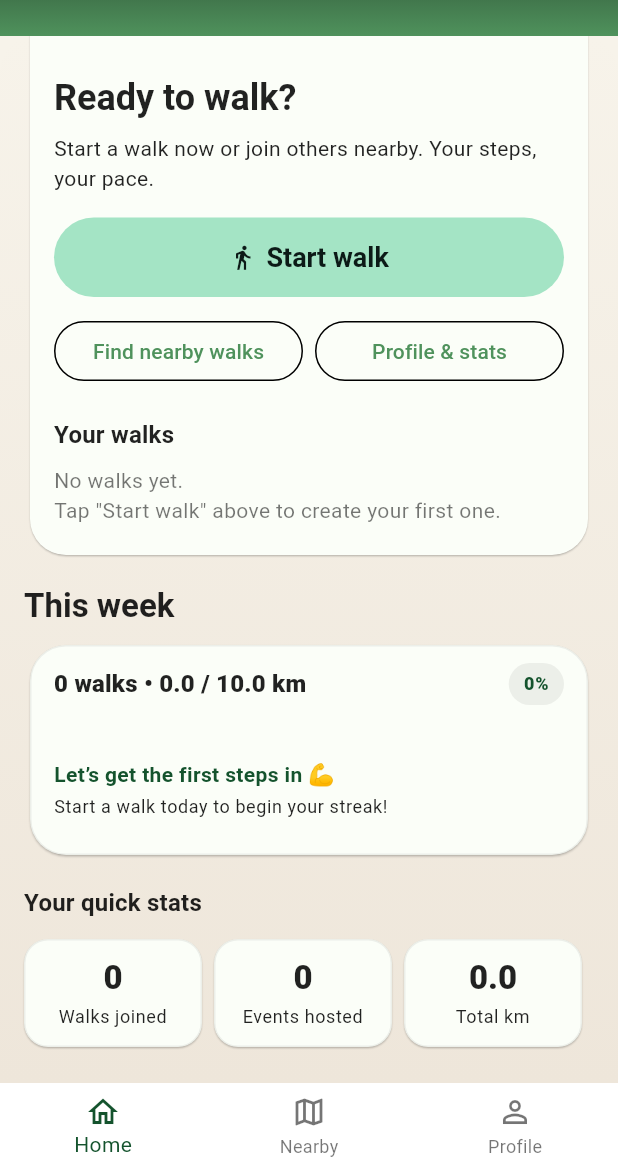
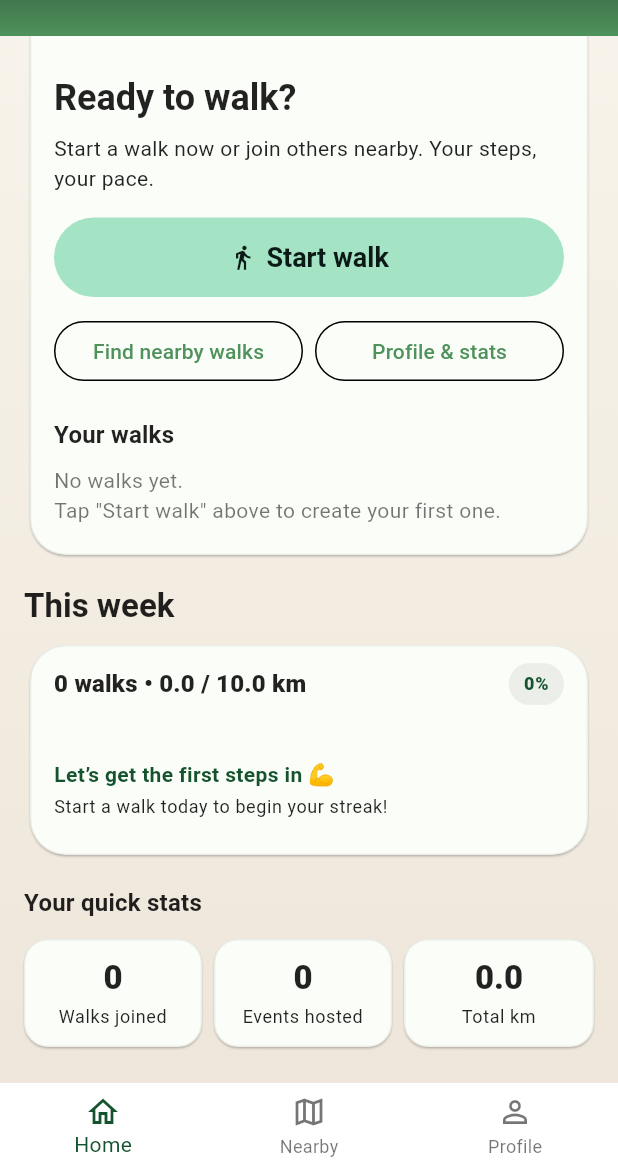
Before and after one commit to Ossi901990/Yalla-nemshi, a Flutter app: the HomeScreen screen opened by its route, scrolled down 251 dp, on a phone screen of 412 x 824 dp, the part 66-1236 px from its top. Run offline on Flutter 3.47's test engine with Material 3 defaults, Android fonts, the light colour scheme and no system bars; drawn by our look-alikes of table_calendar; our stand-ins replace cloud_firestore, firebase_auth, firebase_core, flutter_local_notifications, google_maps_flutter, image_picker and 4 more; accounts and stored records are empty.

Commit message:
standardized all cards to use a single, consistent design system—shared background colors, radius tokens, subtle borders, and theme-aware elevation

```diff
--- a/lib/screens/home_screen.dart
+++ b/lib/screens/home_screen.dart
@@ -46,6 +46,12 @@ const double kSpace1 = 8;
 const double kSpace2 = 16;
 const double kSpace3 = 24;
 const double kSpace4 = 32;
+
+// ===== Card tokens =====
+const kLightSurface = Color(0xFFFBFEF8); // light-mode card background
+const double kCardElevationLight = 0.6; // subtle shadow in light mode
+const double kCardElevationDark = 0.0; // no shadow in dark mode
+const double kCardBorderAlpha = 0.06; // subtle border for both themes
 
 class HomeScreen extends StatefulWidget {
   const HomeScreen({super.key});
@@ -1179,13 +1185,17 @@ class _HomeScreenState extends State<HomeScreen> {
                           children: [
                             // Big inner card: greeting + calendar + "Your walks"
                             Card(
-                              color: isDark
-                                  ? kDarkSurface
-                                  : const Color(0xFFFBFEF8),
-                              elevation: 0.5,
+                              color: isDark ? kDarkSurface : kLightSurface,
+                              elevation: isDark
+                                  ? kCardElevationDark
+                                  : kCardElevationLight,
                               shape: RoundedRectangleBorder(
                                 borderRadius: BorderRadius.circular(
                                   kRadiusCard,
+                                ),
+                                side: BorderSide(
+                                  color: (isDark ? Colors.white : Colors.black)
+                                      .withValues(alpha: kCardBorderAlpha),
                                 ),
                               ),
                               child: Padding(
@@ -1196,7 +1206,6 @@ class _HomeScreenState extends State<HomeScreen> {
                                   20,
                                 ),
                                 child: Column(
-
                                   crossAxisAlignment: CrossAxisAlignment.start,
                                   children: [
                                     Row(
@@ -1515,6 +1524,7 @@ class _HomeScreenState extends State<HomeScreen> {
                                 _StatCard(
                                   label: 'Total km',
                                   value: _totalKmJoined.toStringAsFixed(1),
+                                  isLast: true,
                                 ),
                               ],
                             ),
@@ -1579,14 +1589,14 @@ class _WeeklySummaryCard extends StatelessWidget {
     final percent = (progress * 100).round();
 
     return Card(
-      color: isDark ? kDarkSurface : null,
-      elevation: isDark ? 0 : 0.6,
+      color: isDark ? kDarkSurface : kLightSurface,
+      elevation: isDark ? kCardElevationDark : kCardElevationLight,
       shape: RoundedRectangleBorder(
         borderRadius: BorderRadius.circular(kRadiusCard),
         side: BorderSide(
-          color: isDark
-              ? Colors.white.withValues(alpha: 0.06)
-              : Colors.black.withValues(alpha: 0.06),
+          color: (isDark ? Colors.white : Colors.black).withValues(
+            alpha: kCardBorderAlpha,
+          ),
         ),
       ),
       child: Padding(
@@ -1710,8 +1720,13 @@ class _WeeklySummaryCard extends StatelessWidget {
 class _StatCard extends StatelessWidget {
   final String label;
   final String value;
-
-  const _StatCard({required this.label, required this.value});
+  final bool isLast;
+
+  const _StatCard({
+    required this.label,
+    required this.value,
+    this.isLast = false,
+  });
 
   @override
   Widget build(BuildContext context) {
@@ -1720,15 +1735,15 @@ class _StatCard extends StatelessWidget {
 
     return Expanded(
       child: Card(
-        color: isDark ? kDarkSurface : null,
-        margin: const EdgeInsets.only(right: 8),
-        elevation: isDark ? 0 : 0.5,
+        color: isDark ? kDarkSurface : kLightSurface,
+        margin: EdgeInsets.only(right: isLast ? 0 : 8),
+        elevation: isDark ? kCardElevationDark : kCardElevationLight,
         shape: RoundedRectangleBorder(
           borderRadius: BorderRadius.circular(kRadiusControl),
           side: BorderSide(
-            color: isDark
-                ? Colors.white.withValues(alpha: 0.06)
-                : Colors.black.withValues(alpha: 0.06),
+            color: (isDark ? Colors.white : Colors.black).withValues(
+              alpha: kCardBorderAlpha,
+            ),
           ),
         ),
         child: Padding(
@@ -1777,11 +1792,23 @@ class _WalkCard extends StatelessWidget {
   Widget build(BuildContext context) {
     final theme = Theme.of(context);
     return Card(
+      color: Theme.of(context).brightness == Brightness.dark
+          ? kDarkSurface
+          : kLightSurface,
       margin: const EdgeInsets.symmetric(horizontal: 0, vertical: 4),
+      elevation: Theme.of(context).brightness == Brightness.dark
+          ? kCardElevationDark
+          : kCardElevationLight,
       shape: RoundedRectangleBorder(
         borderRadius: BorderRadius.circular(kRadiusControl),
-      ),
-      elevation: 0.5,
+        side: BorderSide(
+          color:
+              (Theme.of(context).brightness == Brightness.dark
+                      ? Colors.white
+                      : Colors.black)
+                  .withValues(alpha: kCardBorderAlpha),
+        ),
+      ),
       child: ListTile(
         onTap: onTap,
         title: Text(
```
Lines whose indentation alone changed are shown as unchanged.
